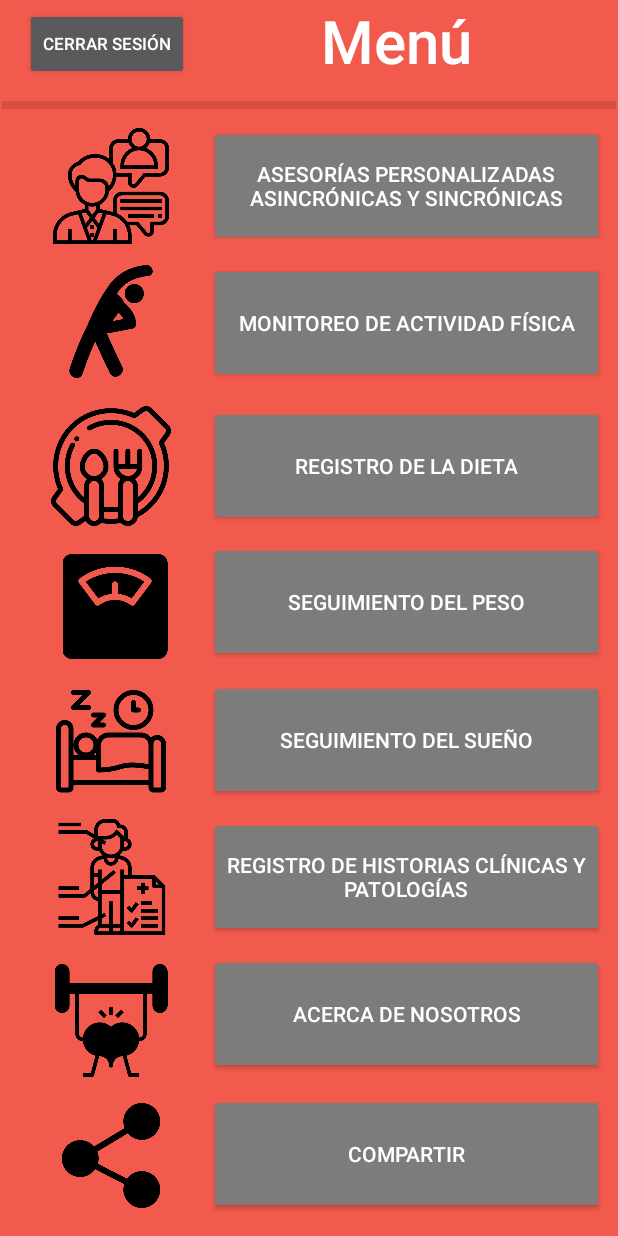
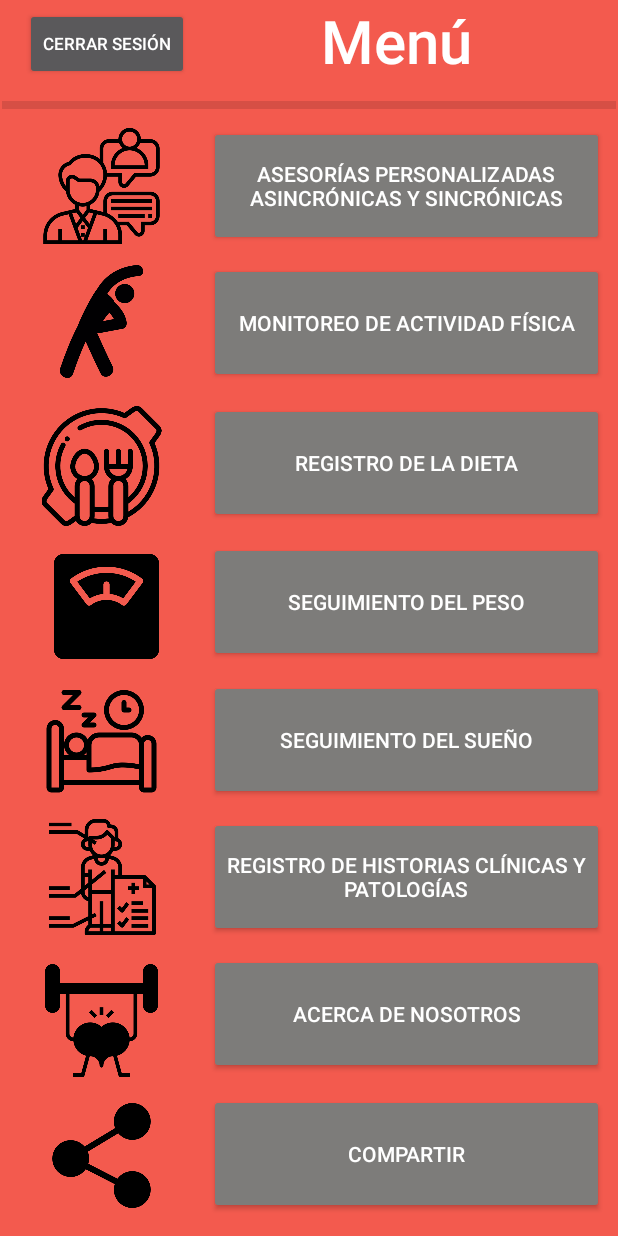
Before and after one commit to rfalgo/SaludBienestarGeneral, an Android app: the screen it shows after launch once a user with an empty profile is signed in (menu), on a phone screen of 412 x 824 dp. Run offline under Robolectric (Android 15) with nearby library versions, the light colour scheme and no system bars; our stand-ins replace Firebase (no records; nobody signed in at launch, a user with empty details on screens opened directly).

Commit message:
Spring 3: Implementation of Advanced Features. - Improvements in Interface Design.

```diff
--- a/app/src/main/AndroidManifest.xml
+++ b/app/src/main/AndroidManifest.xml
@@ -27,6 +27,12 @@
         android:supportsRtl="true"
         android:theme="@style/Theme.AppCompat.NoActionBar"
         tools:targetApi="31">
+        <activity
+            android:name=".asesoriaA"
+            android:exported="false" />
+        <activity
+            android:name=".asesoriaS"
+            android:exported="false" />
         <activity
             android:name=".acercaNosotros"
             android:exported="false"
--- a/app/src/main/java/com/apphealthwellnessgeneral/saludbienestargeneral/suenio.kt
+++ b/app/src/main/java/com/apphealthwellnessgeneral/saludbienestargeneral/suenio.kt
@@ -239,7 +239,7 @@ class suenio : AppCompatActivity() {
         combinedChart.data = data
 
         // Ajustar el tamaño del gráfico según sea necesario
-        combinedChart.setMinimumHeight(1000)
+        combinedChart.setMinimumHeight(775)
 
         // Para deshabilitar las etiquetas de descripción (description)
         combinedChart.description.isEnabled = false
--- a/app/src/main/res/layout/activity_alimentacion.xml
+++ b/app/src/main/res/layout/activity_alimentacion.xml
@@ -73,7 +73,7 @@
                 android:layout_height="wrap_content"
                 android:layout_marginBottom="10dp"
                 android:layout_marginTop="16dp"
-                android:layout_marginRight="50dp"
+                android:layout_marginRight="40dp"
                 android:text="Guardar" />
 
             <!-- Botón para eliminar la última entrada -->
--- a/app/src/main/res/layout/activity_asesoria_a.xml
+++ b/app/src/main/res/layout/activity_asesoria_a.xml
@@ -165,7 +165,7 @@
         android:textSize="12dp"
         app:layout_constraintBottom_toBottomOf="parent"
         app:layout_constraintEnd_toEndOf="parent"
-        app:layout_constraintHorizontal_bias="0.157"
+        app:layout_constraintHorizontal_bias="0.117"
         app:layout_constraintStart_toStartOf="parent"
         app:layout_constraintTop_toTopOf="parent"
         app:layout_constraintVertical_bias="0.584" />
@@ -178,7 +178,7 @@
         android:textSize="12dp"
         app:layout_constraintBottom_toBottomOf="parent"
         app:layout_constraintEnd_toEndOf="parent"
-        app:layout_constraintHorizontal_bias="0.855"
+        app:layout_constraintHorizontal_bias="0.895"
         app:layout_constraintStart_toStartOf="parent"
         app:layout_constraintTop_toTopOf="parent"
         app:layout_constraintVertical_bias="0.584" />
--- a/app/src/main/res/layout/activity_asesoria_s.xml
+++ b/app/src/main/res/layout/activity_asesoria_s.xml
@@ -46,6 +46,6 @@
         app:layout_constraintEnd_toEndOf="parent"
         app:layout_constraintTop_toBottomOf="@+id/textInfo"
         android:padding="10dp"
-    />
+        />
 
 </androidx.constraintlayout.widget.ConstraintLayout>
--- a/app/src/main/res/layout/activity_menu.xml
+++ b/app/src/main/res/layout/activity_menu.xml
@@ -5,17 +5,17 @@
     <Button android:id="@+id/button1" android:layout_width="263dp" android:layout_height="80dp" android:onClick="Enteracercanosotros" android:text="Acerca de nosotros" app:backgroundTint="#7D7C7A" app:layout_constraintBottom_toBottomOf="parent" app:layout_constraintEnd_toEndOf="parent" app:layout_constraintHorizontal_bias="0.939" app:layout_constraintStart_toStartOf="parent" app:layout_constraintTop_toTopOf="parent" app:layout_constraintVertical_bias="0.855"/>
     <Button android:id="@+id/button2" android:layout_width="263dp" android:layout_height="80dp" android:onClick="Entercontactarprofesional" android:text="Seguimiento del Sueño" app:backgroundTint="#7D7C7A" app:layout_constraintBottom_toBottomOf="parent" app:layout_constraintEnd_toEndOf="parent" app:layout_constraintHorizontal_bias="0.939" app:layout_constraintStart_toStartOf="parent" app:layout_constraintTop_toTopOf="parent" app:layout_constraintVertical_bias="0.609"/>
     <Button android:id="@+id/button3" android:layout_width="263dp" android:layout_height="80dp" android:onClick="Entersaludmental" android:text="Seguimiento del Peso" app:backgroundTint="#7D7C7A" app:layout_constraintBottom_toBottomOf="parent" app:layout_constraintEnd_toEndOf="parent" app:layout_constraintHorizontal_bias="0.939" app:layout_constraintStart_toStartOf="parent" app:layout_constraintTop_toTopOf="parent" app:layout_constraintVertical_bias="0.486"/>
-    <Button android:id="@+id/button4" android:layout_width="263dp" android:layout_height="80dp" android:onClick="Enteralimentacion" android:text="Registro de la Dieta" app:backgroundTint="#7D7C7A" app:layout_constraintBottom_toBottomOf="parent" app:layout_constraintEnd_toEndOf="parent" app:layout_constraintHorizontal_bias="0.939" app:layout_constraintStart_toStartOf="parent" app:layout_constraintTop_toTopOf="parent" app:layout_constraintVertical_bias="0.364"/>
+    <Button android:id="@+id/button4" android:layout_width="263dp" android:layout_height="80dp" android:onClick="Enteralimentacion" android:text="Registro de la Dieta" app:backgroundTint="#7D7C7A" app:layout_constraintBottom_toBottomOf="parent" app:layout_constraintEnd_toEndOf="parent" app:layout_constraintHorizontal_bias="0.939" app:layout_constraintStart_toStartOf="parent" app:layout_constraintTop_toTopOf="parent" app:layout_constraintVertical_bias="0.3607"/>
     <Button android:id="@+id/btnCompartir" android:layout_width="263dp" android:layout_height="80dp" android:text="Compartir" app:backgroundTint="#7D7C7A" app:layout_constraintBottom_toBottomOf="parent" app:layout_constraintEnd_toEndOf="parent" app:layout_constraintHorizontal_bias="0.939" app:layout_constraintStart_toStartOf="parent" app:layout_constraintTop_toTopOf="parent" app:layout_constraintVertical_bias="0.98"/>
     <View android:id="@+id/divider1" android:layout_width="409dp" android:layout_height="5dp" android:background="?android:attr/listDivider" android:backgroundTint="@color/black" app:layout_constraintBottom_toBottomOf="parent" app:layout_constraintEnd_toEndOf="parent" app:layout_constraintStart_toStartOf="parent" app:layout_constraintTop_toTopOf="parent" app:layout_constraintVertical_bias="0.082"/>
     <TextView android:id="@+id/textView" android:layout_width="wrap_content" android:layout_height="wrap_content" android:fontFamily="sans-serif-medium" android:text="Menú" android:textColor="@color/white" android:textSize="40sp" app:layout_constraintBottom_toBottomOf="parent" app:layout_constraintEnd_toEndOf="parent" app:layout_constraintHorizontal_bias="0.687" app:layout_constraintStart_toStartOf="parent" app:layout_constraintTop_toTopOf="parent" app:layout_constraintVertical_bias="0.0"/>
     <Button android:id="@+id/btnCerrarSesion" android:layout_width="wrap_content" android:layout_height="wrap_content" android:linksClickable="true" android:onClick="terminarsesion" android:text="Cerrar Sesión" android:textColor="@color/white" android:textSize="11.3sp" app:layout_constraintBottom_toBottomOf="parent" app:layout_constraintEnd_toEndOf="parent" app:layout_constraintHorizontal_bias="0.056" app:layout_constraintStart_toStartOf="parent" app:layout_constraintTop_toTopOf="parent" app:layout_constraintVertical_bias="0.007"/>
-    <ImageView android:id="@+id/imageViewAsesoria" android:layout_width="124dp" android:layout_height="80dp" app:layout_constraintBottom_toBottomOf="parent" app:layout_constraintEnd_toEndOf="parent" app:layout_constraintHorizontal_bias="0.041" app:layout_constraintStart_toStartOf="parent" app:layout_constraintTop_toTopOf="parent" app:layout_constraintVertical_bias="0.113" app:srcCompat="@drawable/asesoria"/>
-    <ImageView android:id="@+id/imageViewActividad" android:layout_width="124dp" android:layout_height="75dp" app:layout_constraintBottom_toBottomOf="parent" app:layout_constraintEnd_toEndOf="parent" app:layout_constraintHorizontal_bias="0.041" app:layout_constraintStart_toStartOf="parent" app:layout_constraintTop_toTopOf="parent" app:layout_constraintVertical_bias="0.236" app:srcCompat="@drawable/ej"/>
-    <ImageView android:id="@+id/imageViewPeso" android:layout_width="124dp" android:layout_height="70dp" app:layout_constraintBottom_toBottomOf="parent" app:layout_constraintEnd_toEndOf="parent" app:layout_constraintHorizontal_bias="0.052" app:layout_constraintStart_toStartOf="parent" app:layout_constraintTop_toTopOf="parent" app:layout_constraintVertical_bias="0.49" app:srcCompat="@drawable/peso"/>
-    <ImageView android:id="@+id/imageViewSuenio" android:layout_width="124dp" android:layout_height="80dp" app:layout_constraintBottom_toBottomOf="parent" app:layout_constraintEnd_toEndOf="parent" app:layout_constraintHorizontal_bias="0.041" app:layout_constraintStart_toStartOf="parent" app:layout_constraintTop_toTopOf="parent" app:layout_constraintVertical_bias="0.609" app:srcCompat="@drawable/suenio"/>
-    <ImageView android:id="@+id/imageView2" android:layout_width="124dp" android:layout_height="80dp" app:layout_constraintBottom_toBottomOf="parent" app:layout_constraintEnd_toEndOf="parent" app:layout_constraintHorizontal_bias="0.041" app:layout_constraintStart_toStartOf="parent" app:layout_constraintTop_toTopOf="parent" app:layout_constraintVertical_bias="0.364" app:srcCompat="@drawable/al"/>
-    <ImageView android:id="@+id/imageView4" android:layout_width="124dp" android:layout_height="75dp" app:layout_constraintBottom_toBottomOf="parent" app:layout_constraintEnd_toEndOf="parent" app:layout_constraintHorizontal_bias="0.041" app:layout_constraintStart_toStartOf="parent" app:layout_constraintTop_toTopOf="parent" app:layout_constraintVertical_bias="0.858" app:srcCompat="@drawable/au"/>
-    <ImageView android:id="@+id/imageViewExamen" android:layout_width="124dp" android:layout_height="80dp" app:layout_constraintBottom_toBottomOf="parent" app:layout_constraintEnd_toEndOf="parent" app:layout_constraintHorizontal_bias="0.041" app:layout_constraintStart_toStartOf="parent" app:layout_constraintTop_toTopOf="parent" app:layout_constraintVertical_bias="0.732" app:srcCompat="@drawable/examen"/>
-    <ImageView android:id="@+id/imageView5" android:layout_width="124dp" android:layout_height="70dp" app:layout_constraintBottom_toBottomOf="parent" app:layout_constraintEnd_toEndOf="parent" app:layout_constraintHorizontal_bias="0.041" app:layout_constraintStart_toStartOf="parent" app:layout_constraintTop_toTopOf="parent" app:layout_constraintVertical_bias="0.975" app:srcCompat="@drawable/share"/>
+    <ImageView android:id="@+id/imageViewAsesoria" android:layout_width="110dp" android:layout_height="80dp" app:layout_constraintBottom_toBottomOf="parent" app:layout_constraintEnd_toEndOf="parent" app:layout_constraintHorizontal_bias="0.041" app:layout_constraintStart_toStartOf="parent" app:layout_constraintTop_toTopOf="parent" app:layout_constraintVertical_bias="0.113" app:srcCompat="@drawable/asesoria"/>
+    <ImageView android:id="@+id/imageViewActividad" android:layout_width="110dp" android:layout_height="75dp" app:layout_constraintBottom_toBottomOf="parent" app:layout_constraintEnd_toEndOf="parent" app:layout_constraintHorizontal_bias="0.041" app:layout_constraintStart_toStartOf="parent" app:layout_constraintTop_toTopOf="parent" app:layout_constraintVertical_bias="0.236" app:srcCompat="@drawable/ej"/>
+    <ImageView android:id="@+id/imageViewPeso" android:layout_width="110dp" android:layout_height="70dp" app:layout_constraintBottom_toBottomOf="parent" app:layout_constraintEnd_toEndOf="parent" app:layout_constraintHorizontal_bias="0.052" app:layout_constraintStart_toStartOf="parent" app:layout_constraintTop_toTopOf="parent" app:layout_constraintVertical_bias="0.49" app:srcCompat="@drawable/peso"/>
+    <ImageView android:id="@+id/imageViewSuenio" android:layout_width="110dp" android:layout_height="80dp" app:layout_constraintBottom_toBottomOf="parent" app:layout_constraintEnd_toEndOf="parent" app:layout_constraintHorizontal_bias="0.041" app:layout_constraintStart_toStartOf="parent" app:layout_constraintTop_toTopOf="parent" app:layout_constraintVertical_bias="0.609" app:srcCompat="@drawable/suenio"/>
+    <ImageView android:id="@+id/imageView2" android:layout_width="110dp" android:layout_height="80dp" app:layout_constraintBottom_toBottomOf="parent" app:layout_constraintEnd_toEndOf="parent" app:layout_constraintHorizontal_bias="0.041" app:layout_constraintStart_toStartOf="parent" app:layout_constraintTop_toTopOf="parent" app:layout_constraintVertical_bias="0.364" app:srcCompat="@drawable/al"/>
+    <ImageView android:id="@+id/imageView4" android:layout_width="110dp" android:layout_height="75dp" app:layout_constraintBottom_toBottomOf="parent" app:layout_constraintEnd_toEndOf="parent" app:layout_constraintHorizontal_bias="0.041" app:layout_constraintStart_toStartOf="parent" app:layout_constraintTop_toTopOf="parent" app:layout_constraintVertical_bias="0.858" app:srcCompat="@drawable/au"/>
+    <ImageView android:id="@+id/imageViewExamen" android:layout_width="110dp" android:layout_height="80dp" app:layout_constraintBottom_toBottomOf="parent" app:layout_constraintEnd_toEndOf="parent" app:layout_constraintHorizontal_bias="0.041" app:layout_constraintStart_toStartOf="parent" app:layout_constraintTop_toTopOf="parent" app:layout_constraintVertical_bias="0.732" app:srcCompat="@drawable/examen"/>
+    <ImageView android:id="@+id/imageView5" android:layout_width="110dp" android:layout_height="70dp" app:layout_constraintBottom_toBottomOf="parent" app:layout_constraintEnd_toEndOf="parent" app:layout_constraintHorizontal_bias="0.041" app:layout_constraintStart_toStartOf="parent" app:layout_constraintTop_toTopOf="parent" app:layout_constraintVertical_bias="0.975" app:srcCompat="@drawable/share"/>
 </androidx.constraintlayout.widget.ConstraintLayout>
--- a/app/src/main/res/layout/fragment_frag_a2_1.xml
+++ b/app/src/main/res/layout/fragment_frag_a2_1.xml
@@ -1,7 +1,7 @@
 <?xml version="1.0" encoding="utf-8"?>
 <FrameLayout xmlns:android="http://schemas.android.com/apk/res/android"
     xmlns:tools="http://schemas.android.com/tools"
-    android:layout_width="270dp"
+    android:layout_width="260dp"
     android:layout_height="330dp"
     android:background="@color/cool_green"
     android:layout_gravity="end"
@@ -29,7 +29,7 @@
 
     <TextView
         android:layout_width="262dp"
-            android:layout_height="62dp"
+        android:layout_height="44dp"
         android:layout_gravity="center"
         android:gravity="bottom|center"
         android:paddingStart="0dp"
@@ -43,7 +43,7 @@
     <ImageView
         android:id="@+id/imageView3"
         android:layout_width="match_parent"
-            android:layout_height="173dp"
+        android:layout_height="162dp"
         android:src="@drawable/piramide_nutricional" />
 
 </FrameLayout>
--- a/app/src/main/res/layout/fragment_frag_a2_3.xml
+++ b/app/src/main/res/layout/fragment_frag_a2_3.xml
@@ -1,7 +1,7 @@
 <?xml version="1.0" encoding="utf-8"?>
 <FrameLayout xmlns:android="http://schemas.android.com/apk/res/android"
     xmlns:tools="http://schemas.android.com/tools"
-    android:layout_width="270dp"
+    android:layout_width="260dp"
     android:layout_height="330dp"
     android:background="@color/cool_green"
     android:layout_gravity="end"
--- a/app/src/main/res/layout/fragment_frag_a2_4.xml
+++ b/app/src/main/res/layout/fragment_frag_a2_4.xml
@@ -1,7 +1,7 @@
 <?xml version="1.0" encoding="utf-8"?>
 <FrameLayout xmlns:android="http://schemas.android.com/apk/res/android"
     xmlns:tools="http://schemas.android.com/tools"
-    android:layout_width="270dp"
+    android:layout_width="260dp"
     android:layout_height="330dp"
     android:background="@color/cool_green"
     android:layout_gravity="end"
@@ -27,7 +27,7 @@
 
     <TextView
         android:layout_width="262dp"
-        android:layout_height="174dp"
+        android:layout_height="218dp"
         android:layout_gravity="bottom|center"
         android:gravity="center"
         android:paddingStart="0dp"
@@ -41,7 +41,7 @@
     <ImageView
         android:id="@+id/imageViewA4"
         android:layout_width="match_parent"
-        android:layout_height="249dp"
+        android:layout_height="221dp"
         android:src="@drawable/hidratacion" />
 
 </FrameLayout>
--- a/app/src/main/res/layout/fragment_frag_a2_5.xml
+++ b/app/src/main/res/layout/fragment_frag_a2_5.xml
@@ -1,7 +1,7 @@
 <?xml version="1.0" encoding="utf-8"?>
 <FrameLayout xmlns:android="http://schemas.android.com/apk/res/android"
     xmlns:tools="http://schemas.android.com/tools"
-    android:layout_width="270dp"
+    android:layout_width="260dp"
     android:layout_height="330dp"
     android:background="@color/cool_green"
     android:layout_gravity="end"
@@ -13,7 +13,7 @@
 
     <!-- TODO: Update blank fragment layout -->
     <TextView
-        android:layout_width="269dp"
+        android:layout_width="260dp"
         android:layout_height="95dp"
         android:layout_gravity="bottom|end"
         android:gravity="start"
--- a/app/src/main/res/layout/fragment_frag_a2_6.xml
+++ b/app/src/main/res/layout/fragment_frag_a2_6.xml
@@ -1,7 +1,7 @@
 <?xml version="1.0" encoding="utf-8"?>
 <FrameLayout xmlns:android="http://schemas.android.com/apk/res/android"
     xmlns:tools="http://schemas.android.com/tools"
-    android:layout_width="270dp"
+    android:layout_width="260dp"
     android:layout_height="330dp"
     android:background="@color/cool_green"
     android:layout_gravity="end"
--- a/app/src/main/res/layout/fragment_frag_a2_7.xml
+++ b/app/src/main/res/layout/fragment_frag_a2_7.xml
@@ -1,7 +1,7 @@
 <?xml version="1.0" encoding="utf-8"?>
 <FrameLayout xmlns:android="http://schemas.android.com/apk/res/android"
     xmlns:tools="http://schemas.android.com/tools"
-    android:layout_width="270dp"
+    android:layout_width="260dp"
     android:layout_height="330dp"
     android:background="@color/cool_green"
     android:layout_gravity="end"
```
Also changed, not shown: app/src/main/res/layout/activity_asesoria.xml (+12 -9 lines), app/src/main/res/layout/fragment_frag_a2_2.xml (+4 -4 lines). Lines whose indentation alone changed are shown as unchanged.
